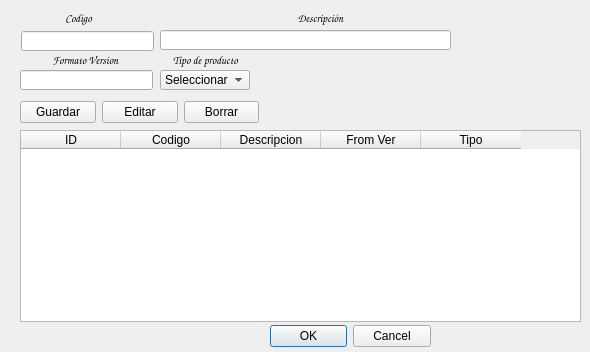
Above: dbproductoseditar.ui from Matias2178/Sistema_Postventa before the change. Below: the same form after it.
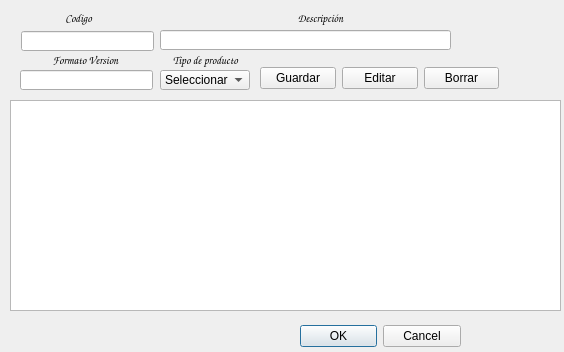
That is the form after the change. Icons and pictures are not drawn.

The edit to the form file:
```diff
--- a/dbproductoseditar.ui
+++ b/dbproductoseditar.ui
@@ -6,7 +6,7 @@
    <rect>
     <x>0</x>
     <y>0</y>
-    <width>590</width>
+    <width>564</width>
     <height>352</height>
    </rect>
   </property>
@@ -20,7 +20,7 @@
   <widget class="QDialogButtonBox" name="buttonBox">
    <property name="geometry">
     <rect>
-     <x>270</x>
+     <x>300</x>
      <y>320</y>
      <width>161</width>
      <height>32</height>
@@ -33,46 +33,11 @@
     <set>QDialogButtonBox::Cancel|QDialogButtonBox::Ok</set>
    </property>
   </widget>
-  <widget class="QTableWidget" name="DatosProd">
-   <property name="geometry">
-    <rect>
-     <x>20</x>
-     <y>130</y>
-     <width>561</width>
-     <height>192</height>
-    </rect>
-   </property>
-   <column>
-    <property name="text">
-     <string>ID</string>
-    </property>
-   </column>
-   <column>
-    <property name="text">
-     <string>Codigo</string>
-    </property>
-   </column>
-   <column>
-    <property name="text">
-     <string>Descripcion</string>
-    </property>
-   </column>
-   <column>
-    <property name="text">
-     <string>From Ver</string>
-    </property>
-   </column>
-   <column>
-    <property name="text">
-     <string>Tipo</string>
-    </property>
-   </column>
-  </widget>
   <widget class="QWidget" name="layoutWidget">
    <property name="geometry">
     <rect>
-     <x>20</x>
-     <y>100</y>
+     <x>260</x>
+     <y>66</y>
      <width>239</width>
      <height>25</height>
     </rect>
@@ -266,6 +231,37 @@
     </property>
    </item>
   </widget>
+  <widget class="QTableView" name="DatosProdTabla">
+   <property name="enabled">
+    <bool>true</bool>
+   </property>
+   <property name="geometry">
+    <rect>
+     <x>10</x>
+     <y>100</y>
+     <width>551</width>
+     <height>211</height>
+    </rect>
+   </property>
+   <property name="styleSheet">
+    <string notr="true">selection-background-color: rgb(85, 255, 0);</string>
+   </property>
+   <property name="inputMethodHints">
+    <set>Qt::ImhHiddenText</set>
+   </property>
+   <property name="alternatingRowColors">
+    <bool>true</bool>
+   </property>
+   <property name="selectionBehavior">
+    <enum>QAbstractItemView::SelectRows</enum>
+   </property>
+   <attribute name="verticalHeaderVisible">
+    <bool>false</bool>
+   </attribute>
+   <attribute name="verticalHeaderDefaultSectionSize">
+    <number>20</number>
+   </attribute>
+  </widget>
  </widget>
  <tabstops>
   <tabstop>ProductoEdit</tabstop>
```
Left out of the diff: 1 changed line with no effect on the pictures.
